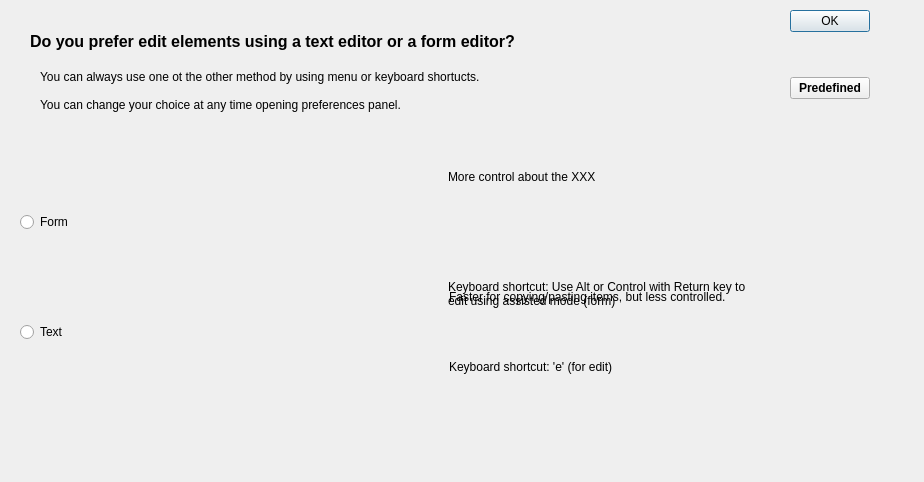
Before: the Qt Designer form src/modules/style/editingtypesdialog.ui in lbellonda/qxmledit, drawn with Qt 5.
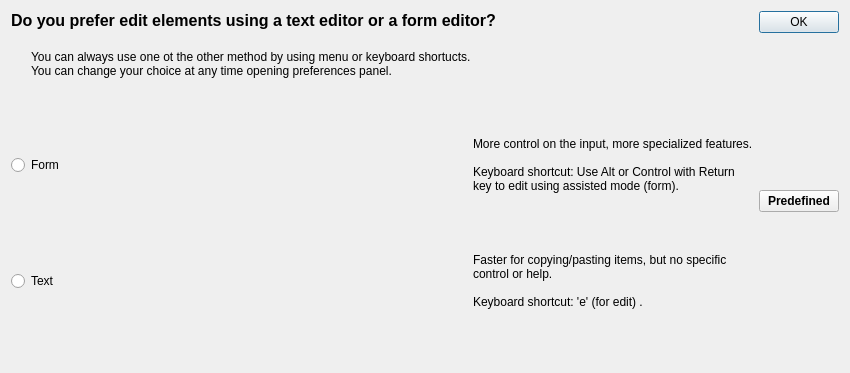
After: the same form once the commit is applied. Icons and pictures are not drawn.

What changed in the file:
```diff
--- a/src/modules/style/editingtypesdialog.ui
+++ b/src/modules/style/editingtypesdialog.ui
@@ -6,8 +6,8 @@
    <rect>
     <x>0</x>
     <y>0</y>
-    <width>924</width>
-    <height>482</height>
+    <width>850</width>
+    <height>373</height>
    </rect>
   </property>
   <property name="windowTitle">
@@ -17,14 +17,16 @@
    <iconset resource="../../risorse.qrc">
     <normaloff>:/icon/images/icon.png</normaloff>:/icon/images/icon.png</iconset>
   </property>
+  <layout class="QHBoxLayout" name="horizontalLayout">
+   <item>
+    <layout class="QVBoxLayout" name="verticalLayout">
+     <item>
   <widget class="QLabel" name="label_7">
-   <property name="geometry">
-    <rect>
-     <x>30</x>
-     <y>30</y>
-     <width>525</width>
-     <height>22</height>
-    </rect>
+       <property name="sizePolicy">
+        <sizepolicy hsizetype="Preferred" vsizetype="Maximum">
+         <horstretch>0</horstretch>
+         <verstretch>0</verstretch>
+        </sizepolicy>
    </property>
    <property name="font">
     <font>
@@ -37,41 +39,181 @@
     <string>Do you prefer edit elements using a text editor or a form editor?</string>
    </property>
   </widget>
-  <widget class="QRadioButton" name="optionForm">
-   <property name="geometry">
-    <rect>
-     <x>20</x>
-     <y>210</y>
-     <width>55</width>
-     <height>24</height>
-    </rect>
-   </property>
+     </item>
+     <item>
+      <layout class="QHBoxLayout" name="horizontalLayout_5">
+       <item>
+        <spacer name="verticalSpacer_5">
+         <property name="orientation">
+          <enum>Qt::Vertical</enum>
+         </property>
+         <property name="sizeType">
+          <enum>QSizePolicy::Maximum</enum>
+         </property>
+         <property name="sizeHint" stdset="0">
+          <size>
+           <width>20</width>
+           <height>40</height>
+          </size>
+         </property>
+        </spacer>
+       </item>
+       <item>
+        <widget class="QLabel" name="label_10">
+         <property name="sizePolicy">
+          <sizepolicy hsizetype="MinimumExpanding" vsizetype="Maximum">
+           <horstretch>0</horstretch>
+           <verstretch>0</verstretch>
+          </sizepolicy>
+         </property>
    <property name="text">
-    <string>Form</string>
-   </property>
-  </widget>
+          <string>
+You can always use one ot the other method by using menu or keyboard shortucts.
+You can change your choice at any time opening preferences panel.</string>
+         </property>
+         <property name="alignment">
+          <set>Qt::AlignLeading|Qt::AlignLeft|Qt::AlignTop</set>
+         </property>
+         <property name="wordWrap">
+          <bool>true</bool>
+         </property>
+        </widget>
+       </item>
+      </layout>
+     </item>
+     <item>
+      <layout class="QGridLayout" name="gridLayout">
+       <item row="1" column="1">
+        <spacer name="horizontalSpacer">
+         <property name="orientation">
+          <enum>Qt::Horizontal</enum>
+         </property>
+         <property name="sizeHint" stdset="0">
+          <size>
+           <width>40</width>
+           <height>20</height>
+          </size>
+         </property>
+        </spacer>
+       </item>
+       <item row="3" column="2">
+        <widget class="QLabel" name="label_4">
+         <property name="text">
+          <string/>
+         </property>
+         <property name="pixmap">
+          <pixmap resource="../../risorse.qrc">:/help/images/sample.editor.png</pixmap>
+         </property>
+        </widget>
+       </item>
+       <item row="2" column="0">
+        <spacer name="verticalSpacer">
+         <property name="orientation">
+          <enum>Qt::Vertical</enum>
+         </property>
+         <property name="sizeHint" stdset="0">
+          <size>
+           <width>20</width>
+           <height>40</height>
+          </size>
+         </property>
+        </spacer>
+       </item>
+       <item row="3" column="0">
   <widget class="QRadioButton" name="optionText">
-   <property name="geometry">
-    <rect>
-     <x>20</x>
-     <y>320</y>
-     <width>54</width>
-     <height>24</height>
-    </rect>
-   </property>
    <property name="text">
     <string>Text</string>
    </property>
   </widget>
-  <widget class="QWidget" name="layoutWidget">
-   <property name="geometry">
-    <rect>
-     <x>790</x>
-     <y>10</y>
-     <width>91</width>
-     <height>128</height>
-    </rect>
-   </property>
+       </item>
+       <item row="1" column="3">
+        <widget class="QLabel" name="label">
+         <property name="text">
+          <string>More control on the input, more specialized features.
+
+Keyboard shortcut: Use Alt or Control with Return key to edit using assisted mode (form).</string>
+         </property>
+         <property name="wordWrap">
+          <bool>true</bool>
+         </property>
+        </widget>
+       </item>
+       <item row="3" column="1">
+        <spacer name="horizontalSpacer_2">
+         <property name="orientation">
+          <enum>Qt::Horizontal</enum>
+         </property>
+         <property name="sizeHint" stdset="0">
+          <size>
+           <width>40</width>
+           <height>20</height>
+          </size>
+         </property>
+        </spacer>
+       </item>
+       <item row="1" column="2">
+        <widget class="QLabel" name="label_6">
+         <property name="text">
+          <string/>
+         </property>
+         <property name="pixmap">
+          <pixmap resource="../../risorse.qrc">:/help/images/editor.form.png</pixmap>
+         </property>
+        </widget>
+       </item>
+       <item row="0" column="0">
+        <spacer name="verticalSpacer_2">
+         <property name="orientation">
+          <enum>Qt::Vertical</enum>
+         </property>
+         <property name="sizeHint" stdset="0">
+          <size>
+           <width>20</width>
+           <height>40</height>
+          </size>
+         </property>
+        </spacer>
+       </item>
+       <item row="3" column="3">
+        <widget class="QLabel" name="label_5">
+         <property name="text">
+          <string>Faster for copying/pasting items, but no specific control or help.
+
+Keyboard shortcut: 'e' (for edit) .</string>
+         </property>
+         <property name="alignment">
+          <set>Qt::AlignLeading|Qt::AlignLeft|Qt::AlignTop</set>
+         </property>
+         <property name="wordWrap">
+          <bool>true</bool>
+         </property>
+        </widget>
+       </item>
+       <item row="1" column="0">
+        <widget class="QRadioButton" name="optionForm">
+         <property name="text">
+          <string>Form</string>
+         </property>
+        </widget>
+       </item>
+       <item row="4" column="0">
+        <spacer name="verticalSpacer_6">
+         <property name="orientation">
+          <enum>Qt::Vertical</enum>
+         </property>
+         <property name="sizeHint" stdset="0">
+          <size>
+           <width>20</width>
+           <height>40</height>
+          </size>
+         </property>
+        </spacer>
+       </item>
+      </layout>
+     </item>
+    </layout>
+   </item>
+   <item>
    <layout class="QVBoxLayout" name="verticalLayout_3">
     <item>
      <widget class="QDialogButtonBox" name="buttonBox">
@@ -135,172 +277,8 @@
      </spacer>
     </item>
    </layout>
-  </widget>
-  <widget class="QWidget" name="layoutWidget">
-   <property name="geometry">
-    <rect>
-     <x>130</x>
-     <y>290</y>
-     <width>631</width>
-     <height>84</height>
-    </rect>
-   </property>
-   <layout class="QHBoxLayout" name="horizontalLayout_2">
-    <item>
-     <widget class="QLabel" name="label_4">
-      <property name="text">
-       <string/>
-      </property>
-      <property name="pixmap">
-       <pixmap resource="../../risorse.qrc">:/help/images/sample.editor.png</pixmap>
-      </property>
-     </widget>
-    </item>
-    <item>
-     <layout class="QVBoxLayout" name="verticalLayout_2">
-      <item>
-       <widget class="QLabel" name="label_5">
-        <property name="text">
-         <string>Faster for copying/pasting items, but less controlled.</string>
-        </property>
-        <property name="wordWrap">
-         <bool>true</bool>
-        </property>
-       </widget>
-      </item>
-      <item>
-       <spacer name="verticalSpacer_2">
-        <property name="orientation">
-         <enum>Qt::Vertical</enum>
-        </property>
-        <property name="sizeHint" stdset="0">
-         <size>
-          <width>20</width>
-          <height>20</height>
-         </size>
-        </property>
-       </spacer>
-      </item>
-      <item>
-       <widget class="QLabel" name="label_2">
-        <property name="text">
-         <string>Keyboard shortcut: 'e' (for edit) </string>
-        </property>
-        <property name="wordWrap">
-         <bool>true</bool>
-        </property>
-       </widget>
-      </item>
-     </layout>
-    </item>
-   </layout>
-  </widget>
-  <widget class="QWidget" name="layoutWidget">
-   <property name="geometry">
-    <rect>
-     <x>130</x>
-     <y>170</y>
-     <width>630</width>
-     <height>138</height>
-    </rect>
-   </property>
-   <layout class="QHBoxLayout" name="horizontalLayout">
-    <item>
-     <widget class="QLabel" name="label_6">
-      <property name="text">
-       <string/>
-      </property>
-      <property name="pixmap">
-       <pixmap resource="../../risorse.qrc">:/help/images/editor.form.png</pixmap>
-      </property>
-     </widget>
-    </item>
-    <item>
-     <layout class="QVBoxLayout" name="verticalLayout">
-      <item>
-       <widget class="QLabel" name="label">
-        <property name="text">
-         <string>More control about the XXX</string>
-        </property>
-        <property name="wordWrap">
-         <bool>true</bool>
-        </property>
-       </widget>
-      </item>
-      <item>
-       <spacer name="verticalSpacer">
-        <property name="orientation">
-         <enum>Qt::Vertical</enum>
-        </property>
-        <property name="sizeHint" stdset="0">
-         <size>
-          <width>20</width>
-          <height>20</height>
-         </size>
-        </property>
-       </spacer>
-      </item>
-      <item>
-       <widget class="QLabel" name="label_3">
-        <property name="text">
-         <string>Keyboard shortcut: Use Alt or Control with Return key to edit using assisted mode (form)</string>
-        </property>
-        <property name="wordWrap">
-         <bool>true</bool>
-        </property>
-       </widget>
-      </item>
-     </layout>
-    </item>
-   </layout>
-  </widget>
-  <widget class="QWidget" name="layoutWidget">
-   <property name="geometry">
-    <rect>
-     <x>20</x>
-     <y>70</y>
-     <width>571</width>
-     <height>56</height>
-    </rect>
-   </property>
-   <layout class="QHBoxLayout" name="horizontalLayout_5">
-    <item>
-     <spacer name="verticalSpacer_5">
-      <property name="orientation">
-       <enum>Qt::Vertical</enum>
-      </property>
-      <property name="sizeHint" stdset="0">
-       <size>
-        <width>20</width>
-        <height>40</height>
-       </size>
-      </property>
-     </spacer>
-    </item>
-    <item>
-     <widget class="QLabel" name="label_10">
-      <property name="sizePolicy">
-       <sizepolicy hsizetype="MinimumExpanding" vsizetype="Preferred">
-        <horstretch>0</horstretch>
-        <verstretch>0</verstretch>
-       </sizepolicy>
-      </property>
-      <property name="text">
-       <string>You can always use one ot the other method by using menu or keyboard shortucts.
-
-You can change your choice at any time opening preferences panel.</string>
-      </property>
-      <property name="alignment">
-       <set>Qt::AlignLeading|Qt::AlignLeft|Qt::AlignTop</set>
-      </property>
-      <property name="wordWrap">
-       <bool>true</bool>
-      </property>
-     </widget>
-    </item>
-   </layout>
-  </widget>
-  <zorder>label_7</zorder>
+   </item>
+  </layout>
   <zorder>optionForm</zorder>
   <zorder>optionText</zorder>
   <zorder>layoutWidget</zorder>
```
Left out of the diff: 8 changed lines with no effect on the pictures. Lines whose indentation alone changed are shown as unchanged.
